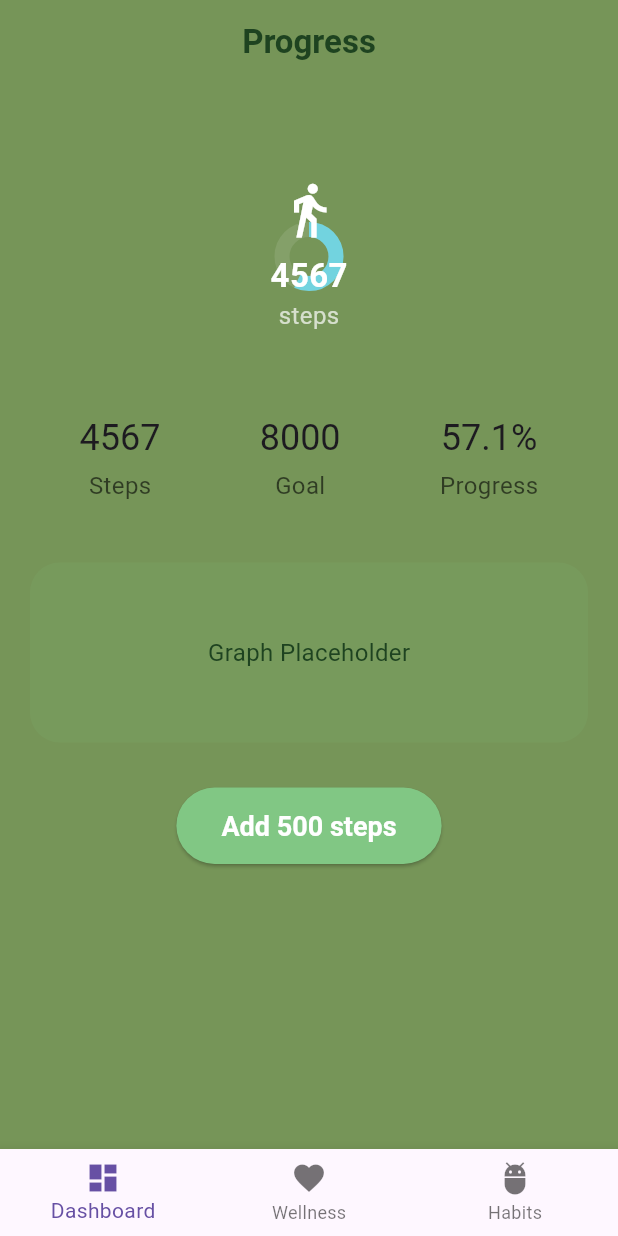
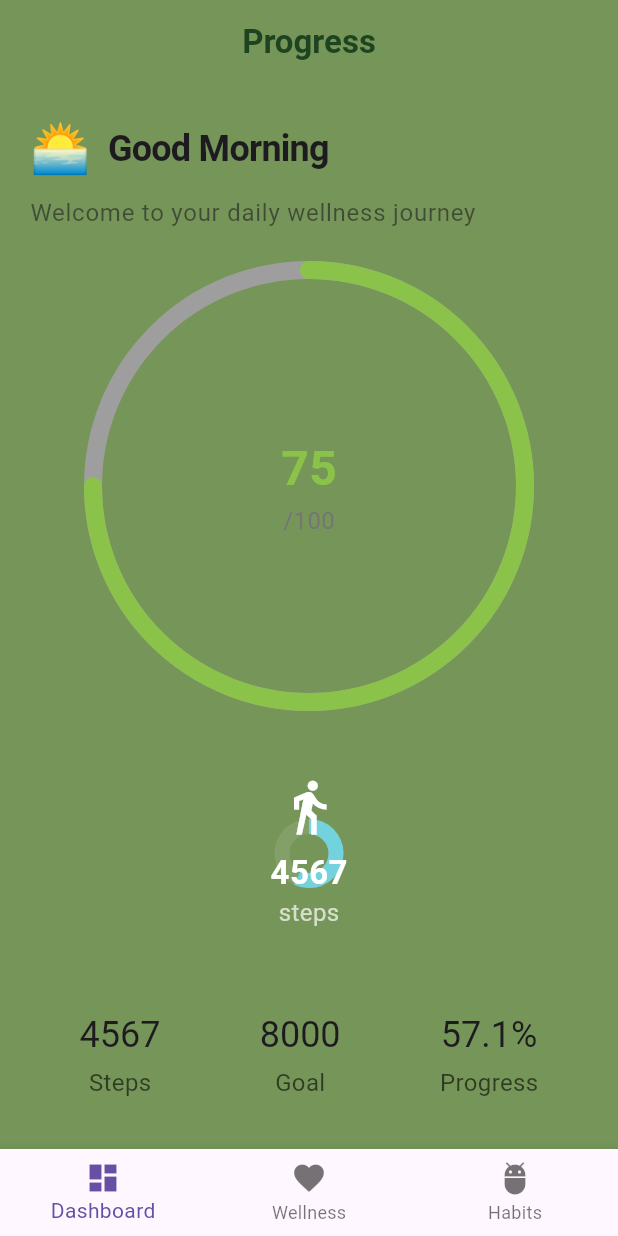
Before and after one commit to natalia0sperczynska/wellness_app, a Flutter app: the screen it shows after launch, on a phone screen of 412 x 824 dp. Run offline on Flutter 3.47's test engine with Material 3 defaults, Android fonts, the phone set to English and light mode, and no system bars; drawn by our look-alikes of percent_indicator; our stand-ins replace google_fonts, shared_preferences; Roboto replaces fonts that are missing (IndieFlower).

Commit message:
Score widget added to the main dashboard

```diff
--- a/lib/pages/dashboard/dashboard_page.dart
+++ b/lib/pages/dashboard/dashboard_page.dart
@@ -17,8 +17,12 @@ class DashboardPage extends StatelessWidget {
             ),
             body: Padding(
               padding: const EdgeInsets.all(AppSizes.padding),
-              child: Column(
-                children: [
+              child: SingleChildScrollView(
+                child:Column(
+                  children: [
+                    const GreetingHeader(),
+                    const SizedBox(height: 20),
+                  ScoreCircle(score: controller.wellnessScore),
                   const SizedBox(height: 20),
                   StepCircle(
                     stepNumber: controller.steps,
@@ -56,6 +60,7 @@ class DashboardPage extends StatelessWidget {
                   )
                 ],
               ),
+              ),
             ),
           );
         },
--- a/lib/pages/dashboard/dashboard_page_controller.dart
+++ b/lib/pages/dashboard/dashboard_page_controller.dart
@@ -2,11 +2,15 @@ import 'package:wellness_app/commons.dart';
 class DashboardPageController extends ChangeNotifier {
   int _steps = 4567;
   int _goal = 8000;
+  int _wellnessScore = 75;
 
   int get steps => _steps;
   int get goal => _goal;
 
   double get progress => _steps / _goal;
+
+  int get wellnessScore => _wellnessScore;
+
 
   void incrementSteps(int amount) {
     _steps += amount;
```
